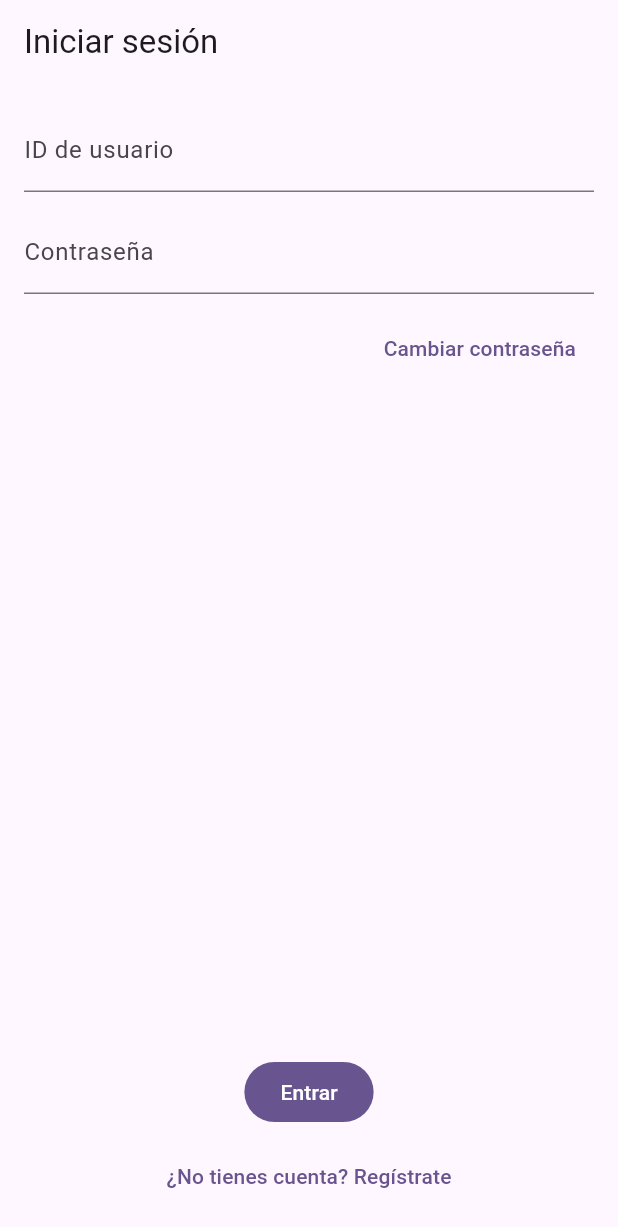
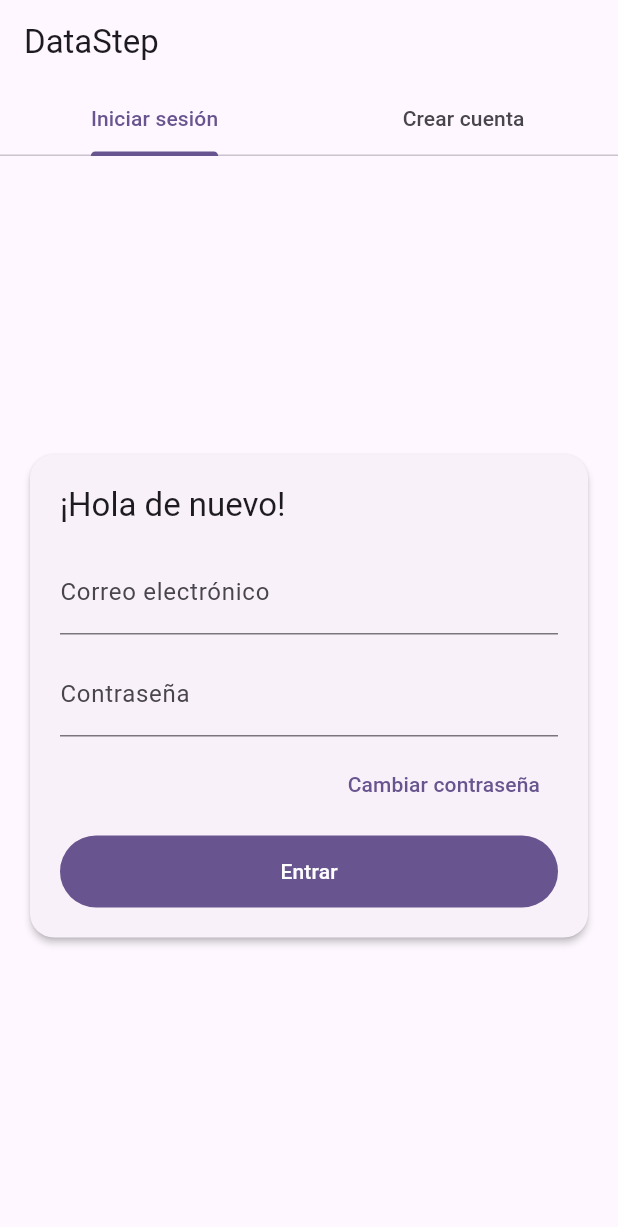
Before and after one commit to AnaOrozco122002/online_sensor_app, a Flutter app: the screen it shows after launch, on a phone screen of 412 x 824 dp. Shown: the top 1227 px of the screen. Run offline on Flutter 3.47's test engine with Material 3 defaults, Android fonts, the phone set to English and light mode, and no system bars; our stand-ins replace flutter_secure_storage, sensors_plus, shared_preferences.

Commit message:
lindo  login

```diff
--- /dev/null
+++ b/lib/screens/auth_screen.dart
@@ -0,0 +1,362 @@
+import 'package:flutter/material.dart';
+import '../services/user_prefs.dart';
+import '../services/ws_rpc.dart';
+
+class AuthScreen extends StatefulWidget {
+  const AuthScreen({super.key, this.onAuthOk});
+  final VoidCallback? onAuthOk;
+
+  @override
+  State<AuthScreen> createState() => _AuthScreenState();
+}
+
+class _AuthScreenState extends State<AuthScreen> with SingleTickerProviderStateMixin {
+  late final TabController _tab;
+  final _loginKey = GlobalKey<FormState>();
+  final _regKey = GlobalKey<FormState>();
+
+  // login
+  final _loginEmail = TextEditingController();
+  final _loginPwd = TextEditingController();
+
+  // register
+  final _regEmail = TextEditingController();
+  final _regName = TextEditingController();
+  DateTime? _regBirthday;
+  final _regPwd = TextEditingController();
+  final _regPwd2 = TextEditingController();
+
+  bool _busy = false;
+
+  @override
+  void initState() {
+    super.initState();
+    _tab = TabController(length: 2, vsync: this);
+  }
+
+  @override
+  void dispose() {
+    _tab.dispose();
+    _loginEmail.dispose();
+    _loginPwd.dispose();
+    _regEmail.dispose();
+    _regName.dispose();
+    _regPwd.dispose();
+    _regPwd2.dispose();
+    super.dispose();
+  }
+
+  Future<void> _pickBirthday() async {
+    final now = DateTime.now();
+    final first = DateTime(now.year - 100);
+    final last = DateTime(now.year - 5);
+    final d = await showDatePicker(
+      context: context,
+      firstDate: first,
+      lastDate: last,
+      initialDate: DateTime(now.year - 20),
+    );
+    if (d != null) setState(() => _regBirthday = d);
+  }
+
+  Future<void> _doLogin() async {
+    if (!_loginKey.currentState!.validate()) return;
+    setState(() => _busy = true);
+    try {
+      final res = await wsRpc({"type": "login", "email": _loginEmail.text.trim(), "password": _loginPwd.text});
+      if (res["ok"] == true) {
+        await UserPrefs.saveSession(
+          userId: res["id_usuario"],
+          email: res["email"],
+          password: _loginPwd.text,
+        );
+        if (mounted) widget.onAuthOk?.call();
+      } else {
+        final msg = res["message"] ?? res["error"] ?? "Error";
+        if (!mounted) return;
+        ScaffoldMessenger.of(context).showSnackBar(SnackBar(content: Text('No se pudo iniciar sesión: $msg')));
+      }
+    } catch (e) {
+      if (!mounted) return;
+      ScaffoldMessenger.of(context).showSnackBar(SnackBar(content: Text('Fallo de red: $e')));
+    } finally {
+      if (mounted) setState(() => _busy = false);
+    }
+  }
+
+  Future<void> _doRegister() async {
+    if (!_regKey.currentState!.validate()) return;
+    if (_regPwd.text != _regPwd2.text) {
+      ScaffoldMessenger.of(context).showSnackBar(const SnackBar(content: Text('Las contraseñas no coinciden')));
+      return;
+    }
+    setState(() => _busy = true);
+    try {
+      final bdayStr = _regBirthday != null
+          ? "${_regBirthday!.year.toString().padLeft(4,'0')}-${_regBirthday!.month.toString().padLeft(2,'0')}-${_regBirthday!.day.toString().padLeft(2,'0')}"
+          : null;
+
+      final res = await wsRpc({
+        "type": "register",
+        "email": _regEmail.text.trim(),
+        "display_name": _regName.text.trim(),
+        "birthday": bdayStr,
+        "password": _regPwd.text,
+      });
+
+      if (res["ok"] == true) {
+        await UserPrefs.saveSession(
+          userId: res["id_usuario"],
+          email: res["email"],
+          userName: res["display_name"],
+          password: _regPwd.text,
+        );
+        if (mounted) widget.onAuthOk?.call();
+      } else {
+        final msg = res["message"] ?? res["error"] ?? "Error";
+        if (!mounted) return;
+        ScaffoldMessenger.of(context).showSnackBar(SnackBar(content: Text('No se pudo registrar: $msg')));
+      }
+    } catch (e) {
+      if (!mounted) return;
+      ScaffoldMessenger.of(context).showSnackBar(SnackBar(content: Text('Fallo de red: $e')));
+    } finally {
+      if (mounted) setState(() => _busy = false);
+    }
+  }
+
+  void _gotoChangePassword() {
+    Navigator.of(context).push(MaterialPageRoute(builder: (_) => const ChangePasswordScreen()));
+  }
+
+  @override
+  Widget build(BuildContext context) {
+    final cs = Theme.of(context).colorScheme;
+    return Scaffold(
+      backgroundColor: cs.surface,
+      appBar: AppBar(
+        title: const Text('DataStep'),
+        bottom: TabBar(
+          controller: _tab,
+          indicatorColor: cs.primary,
+          tabs: const [Tab(text: 'Iniciar sesión'), Tab(text: 'Crear cuenta')],
+        ),
+      ),
+      body: AbsorbPointer(
+        absorbing: _busy,
+        child: Stack(
+          children: [
+            TabBarView(
+              controller: _tab,
+              children: [
+                // LOGIN
+                Padding(
+                  padding: const EdgeInsets.all(16),
+                  child: Center(
+                    child: ConstrainedBox(
+                      constraints: const BoxConstraints(maxWidth: 480),
+                      child: Card(
+                        elevation: 2,
+                        shape: RoundedRectangleBorder(borderRadius: BorderRadius.circular(16)),
+                        child: Padding(
+                          padding: const EdgeInsets.all(20),
+                          child: Form(
+                            key: _loginKey,
+                            child: Column(
+                              mainAxisSize: MainAxisSize.min,
+                              crossAxisAlignment: CrossAxisAlignment.stretch,
+                              children: [
+                                Text('¡Hola de nuevo!', style: Theme.of(context).textTheme.titleLarge),
+                                const SizedBox(height: 16),
+                                TextFormField(
+                                  controller: _loginEmail,
+                                  decoration: const InputDecoration(labelText: 'Correo electrónico'),
+                                  keyboardType: TextInputType.emailAddress,
+                                  validator: (v) => (v == null || !v.contains('@')) ? 'Correo inválido' : null,
+                                ),
+                                const SizedBox(height: 12),
+                                TextFormField(
+                                  controller: _loginPwd,
+                                  decoration: const InputDecoration(labelText: 'Contraseña'),
+                                  obscureText: true,
+                                  validator: (v) => (v == null || v.isEmpty) ? 'Ingresa tu contraseña' : null,
+                                ),
+                                const SizedBox(height: 8),
+                                Align(
+                                  alignment: Alignment.centerRight,
+                                  child: TextButton(
+                                    onPressed: _gotoChangePassword,
+                                    child: const Text('Cambiar contraseña'),
+                                  ),
+                                ),
+                                const SizedBox(height: 10),
+                                FilledButton(
+                                  onPressed: _doLogin,
+                                  style: FilledButton.styleFrom(minimumSize: const Size.fromHeight(48)),
+                                  child: const Text('Entrar'),
+                                ),
+                              ],
+                            ),
+                          ),
+                        ),
+                      ),
+                    ),
+                  ),
+                ),
+
+                // REGISTER
+                Padding(
+                  padding: const EdgeInsets.all(16),
+                  child: Center(
+                    child: ConstrainedBox(
+                      constraints: const BoxConstraints(maxWidth: 560),
+                      child: Card(
+                        elevation: 2,
+                        shape: RoundedRectangleBorder(borderRadius: BorderRadius.circular(16)),
+                        child: Padding(
+                          padding: const EdgeInsets.all(20),
+                          child: Form(
+                            key: _regKey,
+                            child: Column(
+                              mainAxisSize: MainAxisSize.min,
+                              crossAxisAlignment: CrossAxisAlignment.stretch,
+                              children: [
+                                Text('Crear cuenta', style: Theme.of(context).textTheme.titleLarge),
+                                const SizedBox(height: 16),
+                                TextFormField(
+                                  controller: _regEmail,
+                                  decoration: const InputDecoration(labelText: 'Correo electrónico *'),
+                                  keyboardType: TextInputType.emailAddress,
+                                  validator: (v) => (v == null || !v.contains('@')) ? 'Correo inválido' : null,
+                                ),
+                                const SizedBox(height: 12),
+                                TextFormField(
+                                  controller: _regName,
+                                  decoration: const InputDecoration(labelText: 'Nombre (opcional)'),
+                                ),
+                                const SizedBox(height: 12),
+                                InkWell(
+                                  onTap: _pickBirthday,
+                                  borderRadius: BorderRadius.circular(12),
+                                  child: InputDecorator(
+                                    decoration: const InputDecoration(labelText: 'Fecha de nacimiento (opcional)'),
+                                    child: Text(_regBirthday != null
+                                        ? "${_regBirthday!.day.toString().padLeft(2,'0')}/${_regBirthday!.month.toString().padLeft(2,'0')}/${_regBirthday!.year}"
+                                        : 'Seleccionar…'),
+                                  ),
+                                ),
+                                const SizedBox(height: 12),
+                                TextFormField(
+                                  controller: _regPwd,
+                                  decoration: const InputDecoration(labelText: 'Contraseña *'),
+                                  obscureText: true,
+                                  validator: (v) => (v == null || v.length < 6) ? 'Mínimo 6 caracteres' : null,
+                                ),
+                                const SizedBox(height: 12),
+                                TextFormField(
+                                  controller: _regPwd2,
+                                  decoration: const InputDecoration(labelText: 'Confirmar contraseña *'),
+                                  obscureText: true,
+                                  validator: (v) => (v == null || v.length < 6) ? 'Mínimo 6 caracteres' : null,
+                                ),
+                                const SizedBox(height: 16),
+                                FilledButton(
+                                  onPressed: _doRegister,
+                                  style: FilledButton.styleFrom(minimumSize: const Size.fromHeight(48)),
+                                  child: const Text('Crear cuenta'),
+                                ),
+                              ],
+                            ),
+                          ),
+                        ),
+                      ),
+                    ),
+                  ),
+                ),
+              ],
+            ),
+            if (_busy)
+              const Center(child: CircularProgressIndicator()),
+          ],
+        ),
+      ),
+    );
+  }
+}
+
+class ChangePasswordScreen extends StatefulWidget {
+  const ChangePasswordScreen({super.key});
+  @override
+  State<ChangePasswordScreen> createState() => _ChangePasswordScreenState();
+}
+
+class _ChangePasswordScreenState extends State<ChangePasswordScreen> {
+  final _formKey = GlobalKey<FormState>();
+  final _oldCtrl = TextEditingController();
+  final _newCtrl = TextEditingController();
+  bool _busy = false;
+
+  @override
+  void dispose() { _oldCtrl.dispose(); _newCtrl.dispose(); super.dispose(); }
+
+  Future<void> _submit() async {
+    if (!_formKey.currentState!.validate()) return;
+    setState(() => _busy = true);
+    try {
+      final userId = await UserPrefs.getUserId();
+      if (userId == null) throw Exception('No hay sesión guardada');
+
+      final res = await wsRpc({
+        "type": "change_password",
+        "id_usuario": userId,
+        "old_password": _oldCtrl.text,
+        "new_password": _newCtrl.text,
+      });
+
+      if (res["ok"] == true) {
+        ScaffoldMessenger.of(context).showSnackBar(const SnackBar(content: Text('Contraseña actualizada')));
+        Navigator.of(context).pop();
+      } else {
+        final msg = res["message"] ?? res["error"] ?? "Error";
+        ScaffoldMessenger.of(context).showSnackBar(SnackBar(content: Text('No se pudo actualizar: $msg')));
+      }
+    } catch (e) {
+      ScaffoldMessenger.of(context).showSnackBar(SnackBar(content: Text('Fallo de red: $e')));
+    } finally {
+      if (mounted) setState(() => _busy = false);
+    }
+  }
+
+  @override
+  Widget build(BuildContext context) {
+    return Scaffold(
+      appBar: AppBar(title: const Text('Cambiar contraseña')),
+      body: Padding(
+        padding: const EdgeInsets.all(16),
+        child: Form(
+          key: _formKey,
+          child: Column(children: [
+            TextFormField(
+              controller: _oldCtrl,
+              decoration: const InputDecoration(labelText: 'Contraseña actual'),
+              obscureText: true,
+              validator: (v) => (v == null || v.isEmpty) ? 'Ingresa tu contraseña actual' : null,
+            ),
+            const SizedBox(height: 12),
+            TextFormField(
+              controller: _newCtrl,
+              decoration: const InputDecoration(labelText: 'Nueva contraseña'),
+              obscureText: true,
+              validator: (v) => (v == null || v.length < 6) ? 'Mínimo 6 caracteres' : null,
+            ),
+            const Spacer(),
+            FilledButton(
+              onPressed: _busy ? null : _submit,
+              child: _busy ? const CircularProgressIndicator() : const Text('Actualizar'),
+            ),
+          ]),
+        ),
+      ),
+    );
+  }
+}
--- a/lib/screens/login_screen.dart
+++ /dev/null
@@ -1,198 +0,0 @@
-import 'package:flutter/material.dart';
-import '../services/user_prefs.dart';
-import '../services/ws_rpc.dart';
-
-class LoginScreen extends StatefulWidget {
-  const LoginScreen({super.key, this.onLoggedIn});
-  final VoidCallback? onLoggedIn;
-
-  @override
-  State<LoginScreen> createState() => _LoginScreenState();
-}
-
-class _LoginScreenState extends State<LoginScreen> {
-  final _formKey = GlobalKey<FormState>();
-  final _idCtrl = TextEditingController();
-  final _nameCtrl = TextEditingController();
-  final _pwdCtrl = TextEditingController();
-
-  bool _busy = false;
-  bool _isRegister = false;
-
-  @override
-  void dispose() {
-    _idCtrl.dispose();
-    _nameCtrl.dispose();
-    _pwdCtrl.dispose();
-    super.dispose();
-  }
-
-  Future<void> _submit() async {
-    if (!_formKey.currentState!.validate()) return;
-    setState(() => _busy = true);
-
-    try {
-      final id = _idCtrl.text.trim();
-      final name = _nameCtrl.text.trim();
-      final pwd = _pwdCtrl.text;
-
-      final payload = _isRegister
-          ? {"type": "register", "id_usuario": id, "display_name": name, "password": pwd}
-          : {"type": "login", "id_usuario": id, "password": pwd};
-
-      final res = await wsRpc(payload);
-      if (res["ok"] == true) {
-        await UserPrefs.saveUser(userId: id, userName: name, password: pwd);
-        if (mounted) widget.onLoggedIn?.call();
-      } else {
-        final err = res["error"] ?? "error";
-        if (!mounted) return;
-        ScaffoldMessenger.of(context).showSnackBar(SnackBar(content: Text('Error: $err')));
-      }
-    } catch (e) {
-      if (!mounted) return;
-      ScaffoldMessenger.of(context).showSnackBar(SnackBar(content: Text('Fallo de red: $e')));
-    } finally {
-      if (mounted) setState(() => _busy = false);
-    }
-  }
-
-  void _toggleMode() => setState(() => _isRegister = !_isRegister);
-
-  @override
-  Widget build(BuildContext context) {
-    return Scaffold(
-      appBar: AppBar(title: Text(_isRegister ? 'Crear cuenta' : 'Iniciar sesión')),
-      body: Padding(
-        padding: const EdgeInsets.all(16),
-        child: Form(
-          key: _formKey,
-          child: Column(children: [
-            TextFormField(
-              controller: _idCtrl,
-              decoration: const InputDecoration(labelText: 'ID de usuario'),
-              validator: (v) => (v == null || v.trim().isEmpty) ? 'Ingresa un ID' : null,
-            ),
-            if (_isRegister) ...[
-              const SizedBox(height: 12),
-              TextFormField(
-                controller: _nameCtrl,
-                decoration: const InputDecoration(labelText: 'Nombre (opcional)'),
-              ),
-            ],
-            const SizedBox(height: 12),
-            TextFormField(
-              controller: _pwdCtrl,
-              decoration: const InputDecoration(labelText: 'Contraseña'),
-              obscureText: true,
-              validator: (v) => (v == null || v.isEmpty) ? 'Ingresa la contraseña' : null,
-            ),
-            const SizedBox(height: 12),
-            Align(
-              alignment: Alignment.centerRight,
-              child: TextButton(
-                onPressed: () => Navigator.of(context).push(MaterialPageRoute(builder: (_) => const ChangePasswordScreen())),
-                child: const Text('Cambiar contraseña'),
-              ),
-            ),
-            const Spacer(),
-            FilledButton(
-              onPressed: _busy ? null : _submit,
-              child: _busy ? const CircularProgressIndicator() : Text(_isRegister ? 'Crear y guardar' : 'Entrar'),
-            ),
-            const SizedBox(height: 8),
-            TextButton(
-              onPressed: _busy ? null : _toggleMode,
-              child: Text(_isRegister ? '¿Ya tienes cuenta? Inicia sesión' : '¿No tienes cuenta? Regístrate'),
-            ),
-          ]),
-        ),
-      ),
-    );
-  }
-}
-
-class ChangePasswordScreen extends StatefulWidget {
-  const ChangePasswordScreen({super.key});
-  @override
-  State<ChangePasswordScreen> createState() => _ChangePasswordScreenState();
-}
-
-class _ChangePasswordScreenState extends State<ChangePasswordScreen> {
-  final _formKey = GlobalKey<FormState>();
-  final _oldCtrl = TextEditingController();
-  final _newCtrl = TextEditingController();
-  bool _busy = false;
-
-  @override
-  void dispose() {
-    _oldCtrl.dispose(); _newCtrl.dispose();
-    super.dispose();
-  }
-
-  Future<void> _submit() async {
-    if (!_formKey.currentState!.validate()) return;
-    setState(() => _busy = true);
-    try {
-      final userId = await UserPrefs.getUserId();
-      if (userId == null) throw Exception('No hay sesión guardada');
-
-      final res = await wsRpc({
-        "type": "change_password",
-        "id_usuario": userId,
-        "old_password": _oldCtrl.text,
-        "new_password": _newCtrl.text,
-      });
-
-      if (res["ok"] == true) {
-        // Actualiza password local
-        await UserPrefs.saveUser(userId: userId, password: _newCtrl.text);
-        if (!mounted) return;
-        ScaffoldMessenger.of(context).showSnackBar(const SnackBar(content: Text('Contraseña actualizada')));
-        Navigator.of(context).pop();
-      } else {
-        final err = res["error"] ?? "error";
-        if (!mounted) return;
-        ScaffoldMessenger.of(context).showSnackBar(SnackBar(content: Text('Error: $err')));
-      }
-    } catch (e) {
-      if (!mounted) return;
-      ScaffoldMessenger.of(context).showSnackBar(SnackBar(content: Text('Fallo de red: $e')));
-    } finally {
-      if (mounted) setState(() => _busy = false);
-    }
-  }
-
-  @override
-  Widget build(BuildContext context) {
-    return Scaffold(
-      appBar: AppBar(title: const Text('Cambiar contraseña')),
-      body: Padding(
-        padding: const EdgeInsets.all(16),
-        child: Form(
-          key: _formKey,
-          child: Column(children: [
-            TextFormField(
-              controller: _oldCtrl,
-              decoration: const InputDecoration(labelText: 'Contraseña actual'),
-              obscureText: true,
-              validator: (v) => (v == null || v.isEmpty) ? 'Ingresa tu contraseña actual' : null,
-            ),
-            const SizedBox(height: 12),
-            TextFormField(
-              controller: _newCtrl,
-              decoration: const InputDecoration(labelText: 'Nueva contraseña'),
-              obscureText: true,
-              validator: (v) => (v == null || v.length < 6) ? 'Mínimo 6 caracteres' : null,
-            ),
-            const Spacer(),
-            FilledButton(
-              onPressed: _busy ? null : _submit,
-              child: _busy ? const CircularProgressIndicator() : const Text('Actualizar'),
-            ),
-          ]),
-        ),
-      ),
-    );
-  }
-}
--- a/lib/services/user_prefs.dart
+++ b/lib/services/user_prefs.dart
@@ -4,31 +4,24 @@ import 'package:flutter_secure_storage/flutter_secure_storage.dart';
 class UserPrefs {
   static const _kUserId = 'user_id';
   static const _kUserName = 'user_name';
+  static const _kEmail = 'email';
   static const _kKeyPassword = 'password'; // secure
-
   static const _secure = FlutterSecureStorage();
 
-  static Future<String?> getUserId() async {
-    final prefs = await SharedPreferences.getInstance();
-    return prefs.getString(_kUserId);
-  }
+  static Future<String?> getUserId() async => (await SharedPreferences.getInstance()).getString(_kUserId);
+  static Future<String?> getUserName() async => (await SharedPreferences.getInstance()).getString(_kUserName);
+  static Future<String?> getEmail() async => (await SharedPreferences.getInstance()).getString(_kEmail);
+  static Future<String?> getPassword() async => await _secure.read(key: _kKeyPassword);
 
-  static Future<String?> getUserName() async {
-    final prefs = await SharedPreferences.getInstance();
-    return prefs.getString(_kUserName);
-  }
-
-  static Future<String?> getPassword() async {
-    return await _secure.read(key: _kKeyPassword);
-  }
-
-  static Future<void> saveUser({
+  static Future<void> saveSession({
     required String userId,
+    required String email,
     String? userName,
     String? password,
   }) async {
     final prefs = await SharedPreferences.getInstance();
     await prefs.setString(_kUserId, userId);
+    await prefs.setString(_kEmail, email);
     if (userName != null && userName.isNotEmpty) {
       await prefs.setString(_kUserName, userName);
     }
@@ -41,6 +34,7 @@ class UserPrefs {
     final prefs = await SharedPreferences.getInstance();
     await prefs.remove(_kUserId);
     await prefs.remove(_kUserName);
+    await prefs.remove(_kEmail);
     await _secure.delete(key: _kKeyPassword);
   }
 }
--- a/lib/services/ws_rpc.dart
+++ b/lib/services/ws_rpc.dart
@@ -1,10 +1,9 @@
-// lib/services/ws_rpc.dart
 import 'dart:convert';
 import 'dart:async';
 import 'package:web_socket_channel/web_socket_channel.dart';
 
 Future<Map<String, dynamic>> wsRpc(Map<String, dynamic> payload,
-    {String url = 'wss://online-sensor-backend.onrender.com', Duration timeout = const Duration(seconds: 10)}) async {
+    {String url = 'wss://online-sensor-backend.onrender.com', Duration timeout = const Duration(seconds: 12)}) async {
   final ch = WebSocketChannel.connect(Uri.parse(url));
   final c = Completer<Map<String, dynamic>>();
   late StreamSubscription sub;
```
Also changed, not shown: lib/main.dart (+85 -48 lines).
